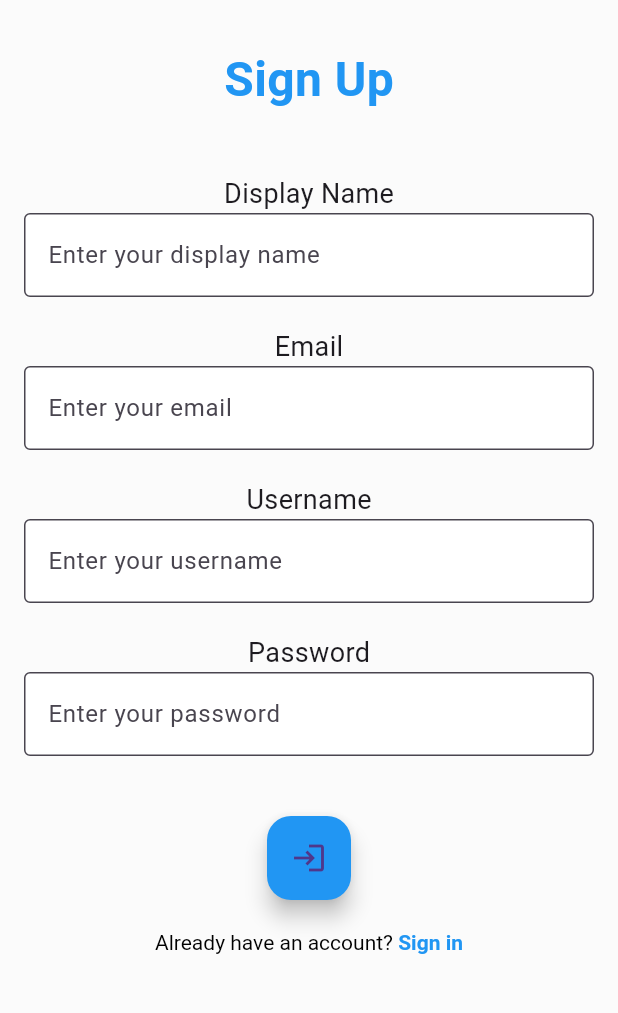
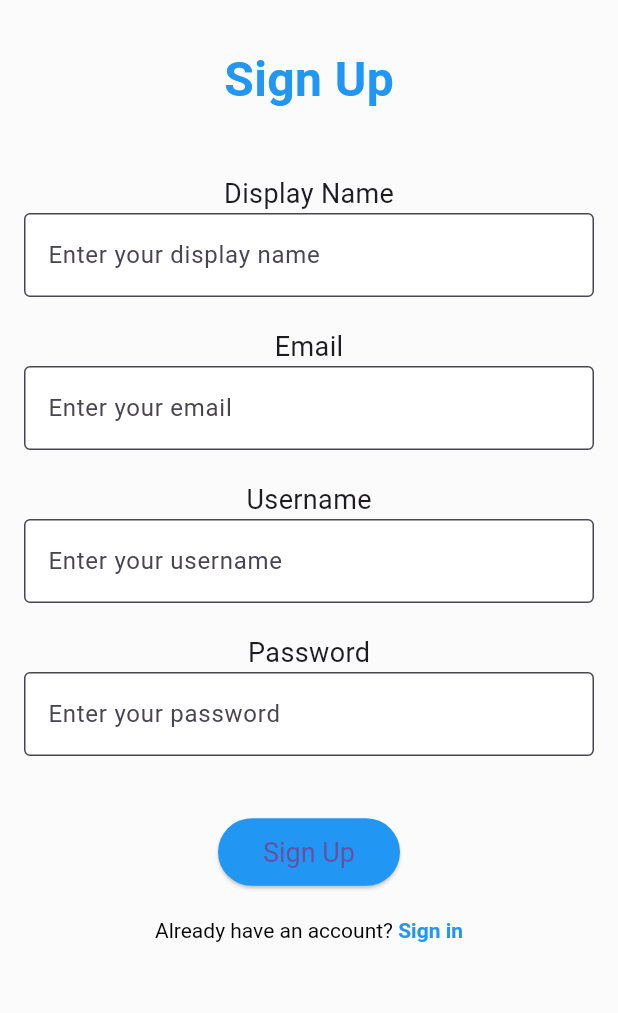
Before and after one commit to ashensn0w/SquidHaven, a Flutter app: the SignUpPage screen opened directly, on a phone screen of 412 x 824 dp, the part 63-1076 px from its top. Run offline on Flutter 3.47's test engine with Material 3 defaults, Android fonts, the phone set to English and light mode, and no system bars.

Commit message:
added a backend
- sign in and sign up api is connected

```diff
--- a/squid_haven/lib/signup.dart
+++ b/squid_haven/lib/signup.dart
@@ -1,9 +1,73 @@
 import 'package:flutter/gestures.dart';
 import 'package:flutter/material.dart';
+import 'package:http/http.dart' as http;
+import 'dart:convert'; // For JSON encoding
 import 'signin.dart';
 
-class SignUpPage extends StatelessWidget {
+class SignUpPage extends StatefulWidget {
   const SignUpPage({super.key});
+
+  @override
+  State<SignUpPage> createState() => _SignUpPageState();
+}
+
+class _SignUpPageState extends State<SignUpPage> {
+  final TextEditingController displayNameController = TextEditingController();
+  final TextEditingController emailController = TextEditingController();
+  final TextEditingController usernameController = TextEditingController();
+  final TextEditingController passwordController = TextEditingController();
+
+  // Function to handle user sign-up
+  Future<void> signUp() async {
+    final String displayName = displayNameController.text;
+    final String email = emailController.text;
+    final String username = usernameController.text;
+    final String password = passwordController.text;
+
+    // Validate form inputs
+    if (displayName.isEmpty || email.isEmpty || username.isEmpty || password.isEmpty) {
+      ScaffoldMessenger.of(context).showSnackBar(const SnackBar(content: Text("Please fill all fields.")));
+      return;
+    }
+
+    try {
+      // Send POST request to the server
+      final response = await http.post(
+        Uri.parse('http://10.0.2.2:3000/auth/signup'), // API endpoint
+        headers: {'Content-Type': 'application/json'},
+        body: json.encode({
+          'displayName': displayName,
+          'email': email,
+          'username': username,
+          'password': password,
+        }),
+      );
+
+// Check if widget is still mounted before accessing context
+      if (!mounted) return;
+
+      if (response.statusCode == 201) {
+        // Successful sign-up
+        ScaffoldMessenger.of(context).showSnackBar(const SnackBar(content: Text("User registered successfully")));
+        Navigator.pushReplacement(
+          context,
+          MaterialPageRoute(builder: (context) => const SignInPage()),
+        );
+      } else {
+        // Error occurred
+        final errorMessage = json.decode(response.body)['error'] ?? 'An error occurred.';
+        // Print the error to the console for debugging
+        print("SignUp Error: $errorMessage");
+        ScaffoldMessenger.of(context).showSnackBar(SnackBar(content: Text(errorMessage)));
+      }
+    } catch (e) {
+      // Network error or other issues
+      if (!mounted) return;
+      // Print the error to the console for debugging
+      print("SignUp Exception: $e");
+      ScaffoldMessenger.of(context).showSnackBar(SnackBar(content: Text('Error: $e')));
+    }
+  }
 
   @override
   Widget build(BuildContext context) {
@@ -32,78 +96,65 @@ class SignUpPage extends StatelessWidget {
               ),
               const SizedBox(height: 40), // Space between the heading and input fields
 
-              const Text(
-                'Display Name',
-                style: TextStyle(fontSize: 18),
-              ),
-              const TextField(
-                decoration: InputDecoration(
+              const Text('Display Name', style: TextStyle(fontSize: 18)),
+              TextField(
+                controller: displayNameController,
+                decoration: const InputDecoration(
                   hintText: 'Enter your display name',
                   border: OutlineInputBorder(),
                   filled: true,
                   fillColor: Colors.white,
                 ),
               ),
-              const SizedBox(height: 20), // Space between fields
+              const SizedBox(height: 20),
 
-              const Text(
-                'Email',
-                style: TextStyle(fontSize: 18),
-              ),
-              const TextField(
-                decoration: InputDecoration(
+              const Text('Email', style: TextStyle(fontSize: 18)),
+              TextField(
+                controller: emailController,
+                decoration: const InputDecoration(
                   hintText: 'Enter your email',
                   border: OutlineInputBorder(),
                   filled: true,
                   fillColor: Colors.white,
                 ),
               ),
-              const SizedBox(height: 20), // Space between fields
+              const SizedBox(height: 20),
 
-              // Username Text and Field
-              const Text(
-                'Username',
-                style: TextStyle(fontSize: 18),
-              ),
-              const TextField(
-                decoration: InputDecoration(
+              const Text('Username', style: TextStyle(fontSize: 18)),
+              TextField(
+                controller: usernameController,
+                decoration: const InputDecoration(
                   hintText: 'Enter your username',
                   border: OutlineInputBorder(),
                   filled: true,
                   fillColor: Colors.white,
                 ),
               ),
-              const SizedBox(height: 20), // Space between fields
+              const SizedBox(height: 20),
 
-              // Password Text and Field
-              const Text(
-                'Password',
-                style: TextStyle(fontSize: 18),
-              ),
-              const TextField(
+              const Text('Password', style: TextStyle(fontSize: 18)),
+              TextField(
+                controller: passwordController,
                 obscureText: true,
-                decoration: InputDecoration(
+                decoration: const InputDecoration(
                   hintText: 'Enter your password',
                   border: OutlineInputBorder(),
                   filled: true,
                   fillColor: Colors.white,
                 ),
               ),
-              const SizedBox(height: 40), // Space between password field and sign-in button
+              const SizedBox(height: 40),
 
-              // Sign In Floating Button
-              FloatingActionButton(
-                onPressed: () {
-                  // Navigate to the SignUpPage
-                  Navigator.push(
-                    context,
-                    MaterialPageRoute(builder: (context) => const SignInPage()),
-                  );
-                },
-                backgroundColor: Colors.blue,
-                child: const Icon(Icons.login),
+              ElevatedButton(
+                onPressed: signUp,
+                style: ElevatedButton.styleFrom(
+                  padding: const EdgeInsets.symmetric(vertical: 12.0, horizontal: 30.0),
+                  backgroundColor: Colors.blue,
+                  textStyle: const TextStyle(fontSize: 18),
+                ),
+                child: const Text('Sign Up'),
               ),
-              const SizedBox(height: 20), // Space between the button and sign-up text
+              const SizedBox(height: 20),
 
               // Already have an account? Sign in text button
               RichText(
--- a/squid_haven/pubspec.yaml
+++ b/squid_haven/pubspec.yaml
@@ -30,6 +30,7 @@ environment:
 dependencies:
   flutter:
     sdk: flutter
+  http: ^1.2.2
 
 
   # The following adds the Cupertino Icons font to your application.
```
Also changed, not shown: squid_haven/lib/signin.dart (+75 -18 lines), squid_haven/pubspec.lock, 13 other files.
